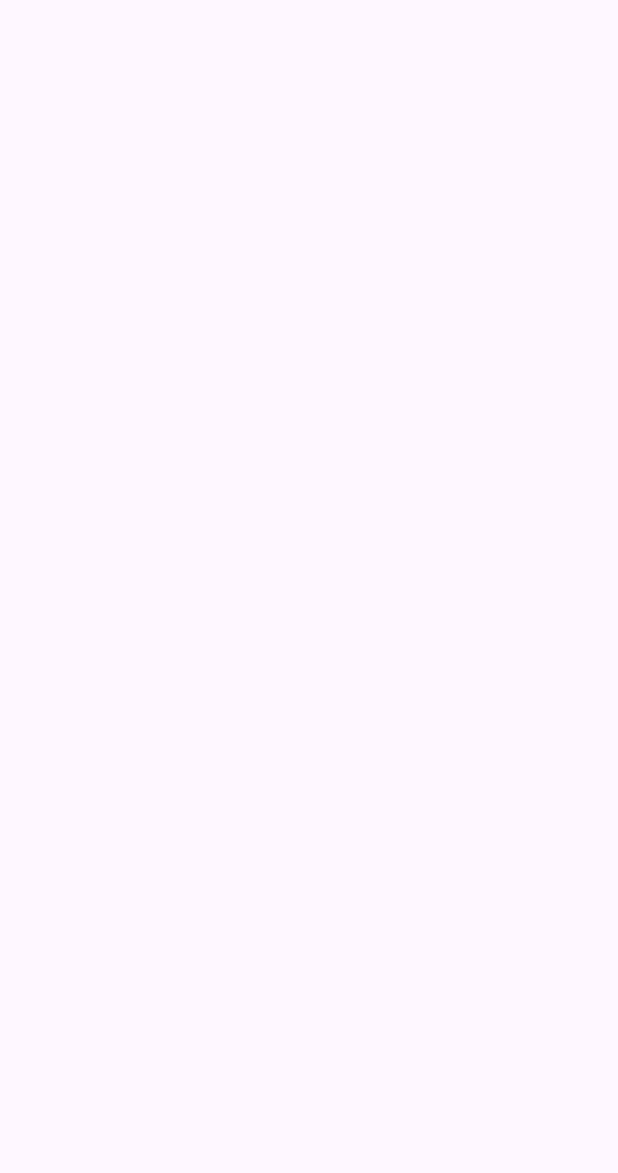
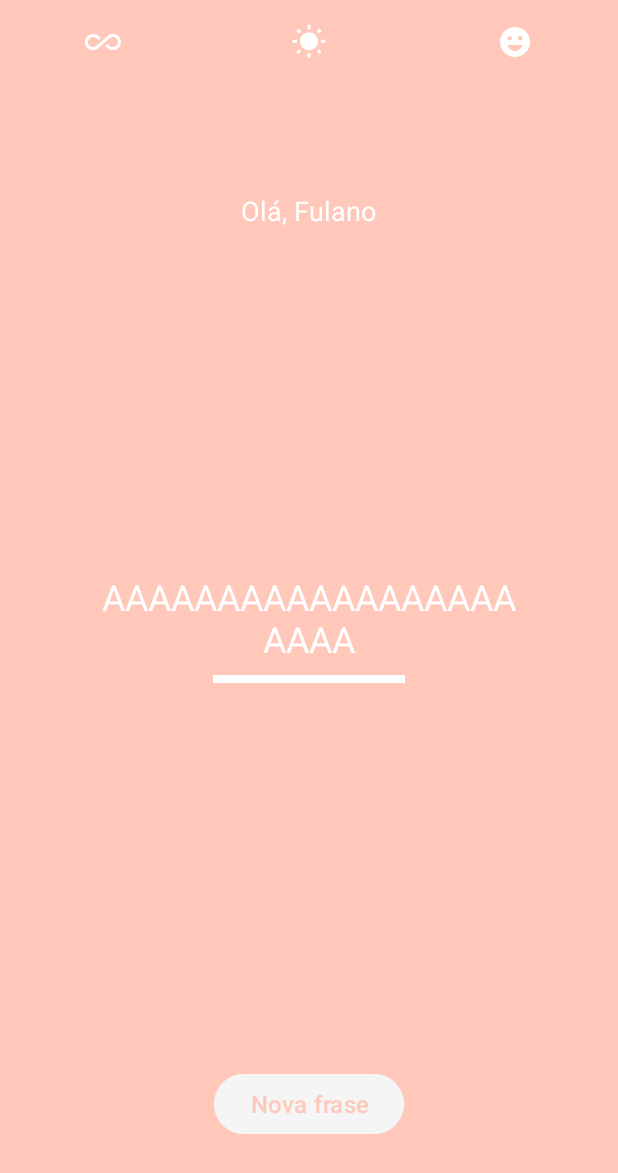
Before and after one commit to LuisFilipeLobo/MotiChat, an Android app: the UserActivity screen opened directly, with no data from a screen before it, on a phone screen of 412 x 824 dp. Before the commit the part shown is empty. Shown: the top 1173 px of the screen. Run offline under Robolectric (Android 15) with nearby library versions, the phone set to English and light mode, and no system bars.

Commit message:
Adicionando tela principal e seus principais elementos

```diff
--- a/app/src/main/res/layout/activity_user.xml
+++ b/app/src/main/res/layout/activity_user.xml
@@ -1,9 +1,92 @@
 <?xml version="1.0" encoding="utf-8"?>
-<androidx.constraintlayout.widget.ConstraintLayout xmlns:android="http://schemas.android.com/apk/res/android"
+<RelativeLayout xmlns:android="http://schemas.android.com/apk/res/android"
     xmlns:app="http://schemas.android.com/apk/res-auto"
     xmlns:tools="http://schemas.android.com/tools"
     android:layout_width="match_parent"
     android:layout_height="match_parent"
+    android:background="@color/orange"
     tools:context=".UserActivity">
 
-</androidx.constraintlayout.widget.ConstraintLayout>
+    <LinearLayout
+        android:layout_width="match_parent"
+        android:layout_height="wrap_content">
+
+        <ImageView
+            android:id="@+id/ic_all_inclusive"
+            android:layout_width="0dp"
+            android:layout_height="wrap_content"
+            android:layout_weight="1"
+            android:contentDescription="TODO"
+            android:padding="16dp"
+            android:src="@drawable/ic_all_inclusive"
+            app:tint="@color/white" />
+
+        <ImageView
+            android:id="@+id/ic_sunny"
+            android:layout_width="0dp"
+            android:layout_height="wrap_content"
+            android:layout_weight="1"
+            android:contentDescription="TODO"
+            android:padding="16dp"
+            android:src="@drawable/ic_sunny"
+            app:tint="@color/white" />
+
+        <ImageView
+            android:id="@+id/ic_happy"
+            android:layout_width="0dp"
+            android:layout_height="wrap_content"
+            android:layout_weight="1"
+            android:contentDescription="TODO"
+            android:padding="16dp"
+            android:src="@drawable/ic_happy"
+            app:tint="@color/white" />
+
+    </LinearLayout>
+
+    <TextView
+        android:id="@+id/text_welcome"
+        android:layout_width="wrap_content"
+        android:layout_height="wrap_content"
+        android:layout_centerHorizontal="true"
+        android:layout_marginStart="128dp"
+        android:layout_marginTop="128dp"
+        android:layout_marginEnd="128dp"
+        android:layout_marginBottom="128dp"
+        android:text="Olá, Fulano"
+        android:textColor="@color/white"
+        android:textSize="18sp" />
+
+    <TextView
+        android:id="@+id/text_phrase"
+        android:layout_width="match_parent"
+        android:layout_height="wrap_content"
+        android:layout_centerInParent="true"
+        android:layout_marginStart="64dp"
+        android:layout_marginEnd="64dp"
+        android:gravity="center"
+        android:text="AAAAAAAAAAAAAAAAAAAAAA"
+        android:textColor="@color/white"
+        android:textSize="24sp" />
+
+    <View
+        android:layout_width="128dp"
+        android:layout_height="5dp"
+        android:layout_below="@id/text_phrase"
+        android:layout_centerHorizontal="true"
+        android:layout_marginTop="8dp"
+        android:background="@color/white" />
+
+
+    <Button
+        android:id="@+id/btn_new_phrase"
+        android:layout_width="wrap_content"
+        android:layout_height="wrap_content"
+        android:layout_alignParentBottom="true"
+        android:layout_centerHorizontal="true"
+        android:layout_marginBottom="64dp"
+        android:backgroundTint="@color/grey"
+        android:text="@string/new_phrase"
+        android:textColor="@color/orange"
+        android:textSize="16sp" />
+
+</RelativeLayout>
--- a/app/src/main/res/values/strings.xml
+++ b/app/src/main/res/values/strings.xml
@@ -3,4 +3,5 @@
     <string name="whats_your_name">Qual seu nome?</string>
     <string name="lets_start">Vamos começar?</string>
     <string name="save">Salvar</string>
+    <string name="new_phrase">Nova frase</string>
 </resources>
```
